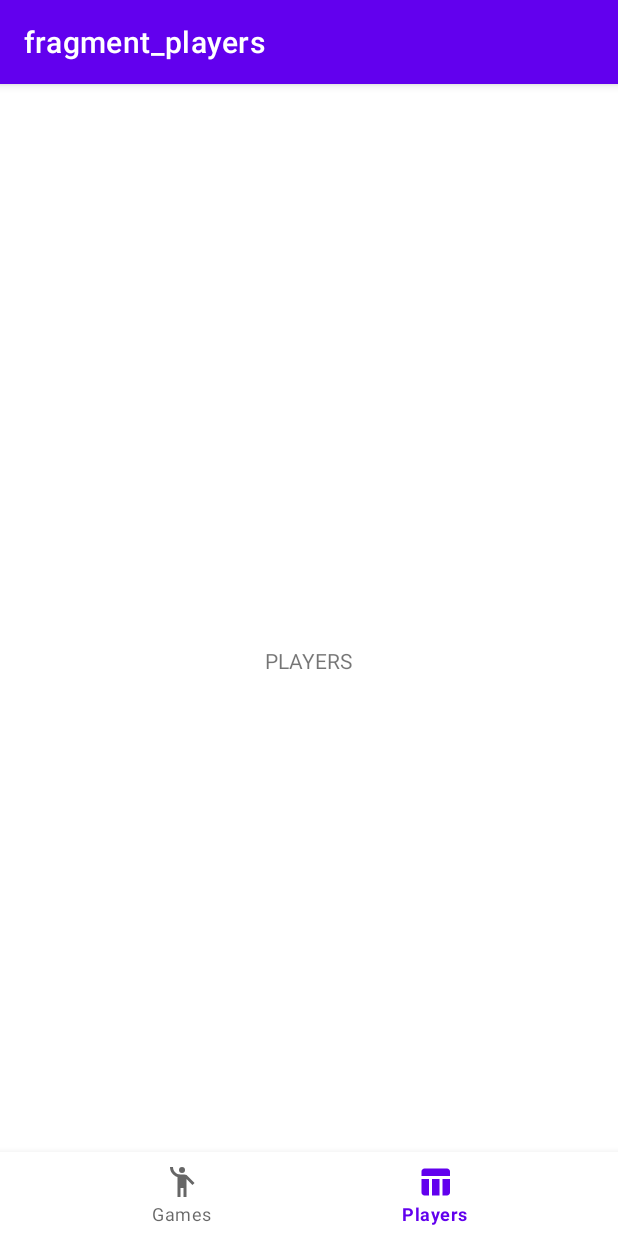
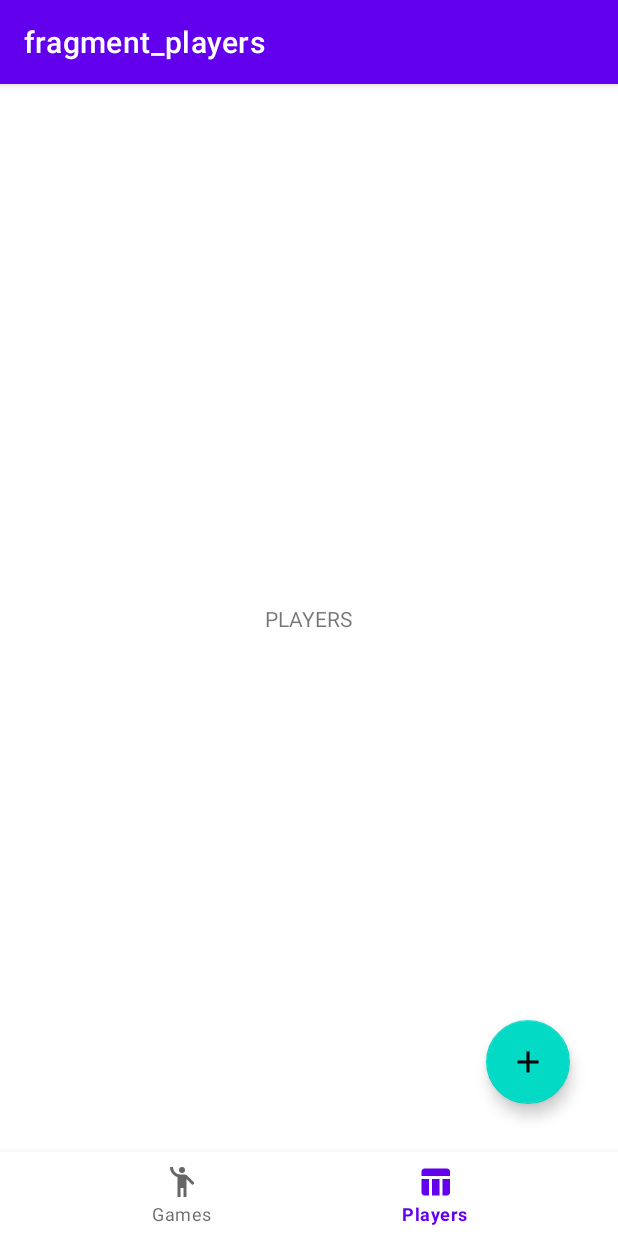
Before and after one commit to Anearion/anno1800_points_calculator, an Android app: the PlayersFragment screen opened through its navigation route, on a phone screen of 412 x 824 dp. Run offline under Robolectric (Android 15) with nearby library versions, the phone set to English and light mode, and no system bars; our stand-ins replace navigation-ui.

```diff
--- a/app/src/main/java/com/anesoft/anno1800influencecalculator/base/BaseViewModel.kt
+++ b/app/src/main/java/com/anesoft/anno1800influencecalculator/base/BaseViewModel.kt
@@ -3,4 +3,5 @@ package com.anesoft.anno1800influencecalculator.base
 import androidx.lifecycle.ViewModel
 
 abstract class BaseViewModel : ViewModel() {
+
 }
--- a/app/src/main/java/com/anesoft/anno1800influencecalculator/usecase/players/PlayersFragment.kt
+++ b/app/src/main/java/com/anesoft/anno1800influencecalculator/usecase/players/PlayersFragment.kt
@@ -2,21 +2,29 @@ package com.anesoft.anno1800influencecalculator.usecase.players
 
 import android.os.Bundle
 import android.view.LayoutInflater
+import android.view.View
 import android.view.ViewGroup
 import androidx.fragment.app.Fragment
+import androidx.navigation.Navigation
+import androidx.navigation.fragment.findNavController
 import com.anesoft.anno1800influencecalculator.R
 import com.anesoft.anno1800influencecalculator.base.BaseFragment
 import com.anesoft.anno1800influencecalculator.databinding.FragmentPlayersBinding
 
 class PlayersFragment : BaseFragment<FragmentPlayersBinding, PlayersViewModel>() {
 
-    override fun update(savedInstanceState: Bundle?) {
-
-    }
-
     override fun getViewModelClass(): Class<PlayersViewModel> {
         return PlayersViewModel::class.java
     }
 
+    override fun update(savedInstanceState: Bundle?) {
+
+        binding.fabCreatePlayer.setOnClickListener {
+            findNavController().navigate(R.id.navigation_create_player)
+        }
+
+    }
+
+
 
 }
--- a/app/src/main/java/com/anesoft/anno1800influencecalculator/usecase/players/PlayersViewModel.kt
+++ b/app/src/main/java/com/anesoft/anno1800influencecalculator/usecase/players/PlayersViewModel.kt
@@ -3,4 +3,7 @@ package com.anesoft.anno1800influencecalculator.usecase.players
 import com.anesoft.anno1800influencecalculator.base.BaseViewModel
 
 class PlayersViewModel : BaseViewModel() {
+
+
+
 }
--- /dev/null
+++ b/app/src/main/res/drawable/ic_baseline_add_24.xml
@@ -0,0 +1,10 @@
+<vector xmlns:android="http://schemas.android.com/apk/res/android"
+    android:width="24dp"
+    android:height="24dp"
+    android:viewportWidth="24"
+    android:viewportHeight="24"
+    android:tint="?attr/colorControlNormal">
+  <path
+      android:fillColor="@android:color/white"
+      android:pathData="M19,13h-6v6h-2v-6H5v-2h6V5h2v6h6v2z"/>
+</vector>
--- a/app/src/main/res/layout/activity_main.xml
+++ b/app/src/main/res/layout/activity_main.xml
@@ -25,7 +25,7 @@
         android:layout_width="0dp"
         android:layout_height="0dp"
         app:defaultNavHost="true"
-        app:layout_constraintBottom_toBottomOf="parent"
+        app:layout_constraintBottom_toTopOf="@+id/bttm_nav"
         app:layout_constraintLeft_toLeftOf="parent"
         app:layout_constraintRight_toRightOf="parent"
         app:layout_constraintTop_toBottomOf="@+id/toolbar"
--- a/app/src/main/res/layout/fragment_players.xml
+++ b/app/src/main/res/layout/fragment_players.xml
@@ -15,4 +15,14 @@
         app:layout_constraintEnd_toEndOf="parent"
         android:text="PLAYERS" />
 
+
+    <com.google.android.material.floatingactionbutton.FloatingActionButton
+        android:id="@+id/fabCreatePlayer"
+        android:layout_width="wrap_content"
+        android:layout_height="wrap_content"
+        app:layout_constraintBottom_toBottomOf="parent"
+        app:layout_constraintEnd_toEndOf="parent"
+        android:layout_margin="32dp"
+        android:src="@drawable/ic_baseline_add_24" />
+
 </androidx.constraintlayout.widget.ConstraintLayout>
--- a/app/src/main/res/navigation/nav_graph.xml
+++ b/app/src/main/res/navigation/nav_graph.xml
@@ -16,6 +16,16 @@
         android:id="@+id/players"
         android:name="com.anesoft.anno1800influencecalculator.usecase.players.PlayersFragment"
         android:label="fragment_players"
-        tools:layout="@layout/fragment_players" />
+        tools:layout="@layout/fragment_players" >
+        <action
+            android:id="@+id/action_players_to_navigation_create_player"
+            app:destination="@id/navigation_create_player" />
+    </fragment>
+
+    <fragment
+        android:id="@+id/navigation_create_player"
+        android:name="com.anesoft.anno1800influencecalculator.usecase.players.CreatePlayerFragment"
+        android:label="fragment_create_player"
+        tools:layout="@layout/fragment_create_player" />
 
 </navigation>
--- a/app/src/main/res/values/strings.xml
+++ b/app/src/main/res/values/strings.xml
@@ -2,4 +2,8 @@
     <string name="app_name">Anno1800 Influence Calculator</string>
     <!-- TODO: Remove or change this placeholder text -->
     <string name="hello_blank_fragment">Hello blank fragment</string>
+    <string name="hint_player_name">Player Name</string>
+    <string name="female">Female</string>
+    <string name="male">Male</string>
+    <string name="save">Save</string>
 </resources>
```
Also changed, not shown: app/build.gradle (+25 -4 lines), app/src/main/java/com/anesoft/anno1800influencecalculator/base/BaseApplication.kt (added, +8 -0 lines), app/src/main/java/com/anesoft/anno1800influencecalculator/di/DatabaseModule.kt (added, +32 -0 lines), app/src/main/java/com/anesoft/anno1800influencecalculator/repository/local/AppDatabase.kt (added, +13 -0 lines), app/src/main/java/com/anesoft/anno1800influencecalculator/repository/local/PlayerRepository.kt (added, +10 -0 lines), app/src/main/java/com/anesoft/anno1800influencecalculator/repository/local/dao/PlayerDao.kt (added, +25 -0 lines), app/src/main/java/com/anesoft/anno1800influencecalculator/repository/local/entity/Player.kt (added, +13 -0 lines), app/src/main/java/com/anesoft/anno1800influencecalculator/usecase/players/CreatePlayerFragment.kt (added, +18 -0 lines), app/src/main/res/layout/fragment_create_player.xml (added, +48 -0 lines), 3 other files.
